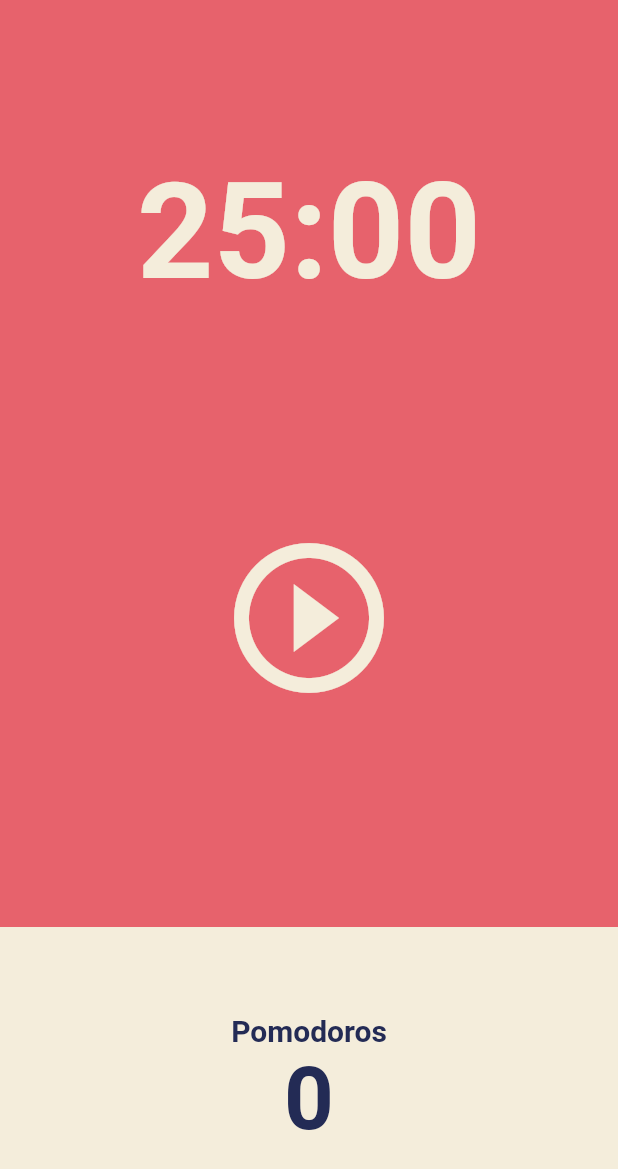
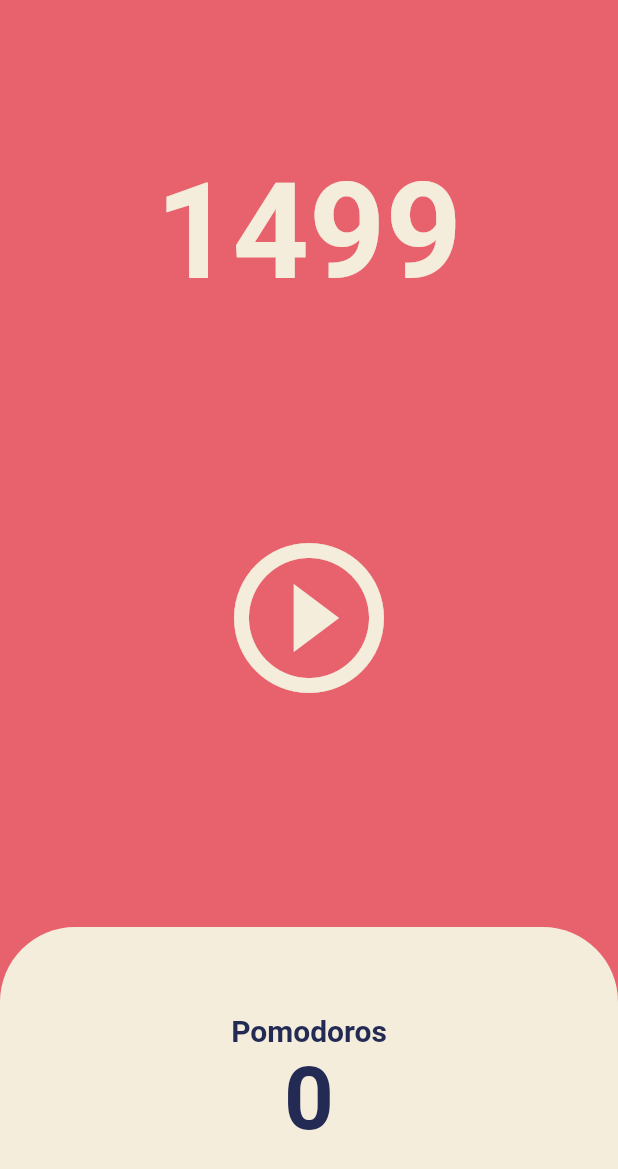
Before and after one commit to Kkim-Genie/pomodoro_app, a Flutter app: the screen it shows after launch, after a tap on the "play circle outline" icon, on a phone screen of 412 x 824 dp. Shown: the top 1169 px of the screen. Run offline on Flutter 3.47's test engine with Material 2 defaults, Android fonts, the phone set to English and light mode, and no system bars.

Commit message:
[Update] 타이머 시작 기능까지

```diff
--- a/lib/screens/home_screen.dart
+++ b/lib/screens/home_screen.dart
@@ -1,3 +1,5 @@
+import 'dart:async';
+
 import 'package:flutter/material.dart';
 
 class HomeScreen extends StatefulWidget {
@@ -8,6 +10,22 @@ class HomeScreen extends StatefulWidget {
 }
 
 class _HomeScreenState extends State<HomeScreen> {
+  int totalSeconds = 1500;
+  late Timer timer;
+
+  void onTick(Timer timer) {
+    setState(() {
+      totalSeconds = totalSeconds - 1;
+    });
+  }
+
+  void onStartPressed() {
+    timer = Timer.periodic(
+      const Duration(seconds: 1),
+      onTick,
+    );
+  }
+
   @override
   Widget build(BuildContext context) {
     return Scaffold(
@@ -19,7 +37,7 @@ class _HomeScreenState extends State<HomeScreen> {
             child: Container(
               alignment: Alignment.bottomCenter,
               child: Text(
-                '25:00',
+                '$totalSeconds',
                 style: TextStyle(
                   color: Theme.of(context).cardColor,
                   fontSize: 89,
@@ -34,7 +52,7 @@ class _HomeScreenState extends State<HomeScreen> {
               child: IconButton(
                 iconSize: 120,
                 color: Theme.of(context).cardColor,
-                onPressed: () {},
+                onPressed: onStartPressed,
                 icon: const Icon(Icons.play_circle_outline),
               ),
             ),
@@ -47,6 +65,10 @@ class _HomeScreenState extends State<HomeScreen> {
                   child: Container(
                     decoration: BoxDecoration(
                       color: Theme.of(context).cardColor,
+                      borderRadius: const BorderRadius.only(
+                        topLeft: Radius.circular(50),
+                        topRight: Radius.circular(50),
+                      ),
                     ),
                     child: Column(
                       mainAxisAlignment: MainAxisAlignment.center,
```
